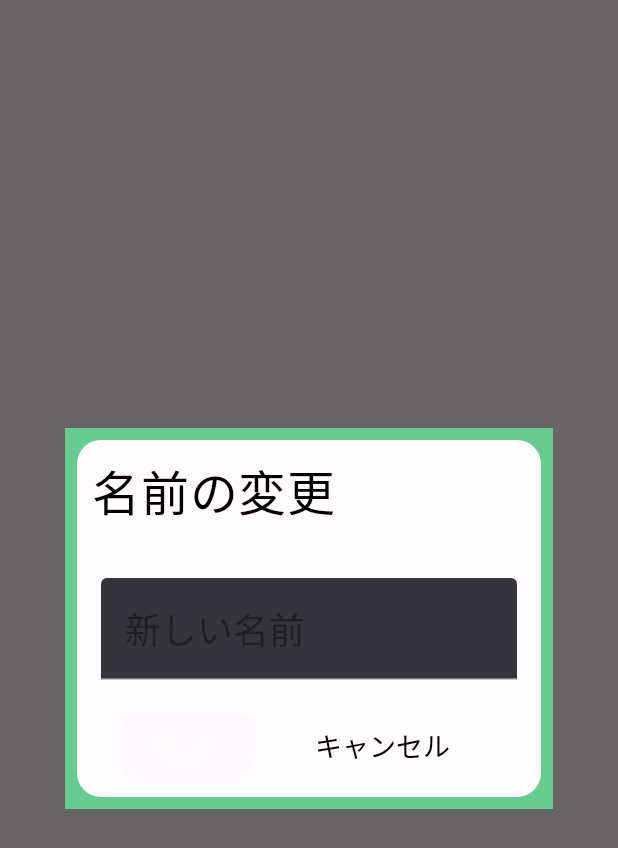
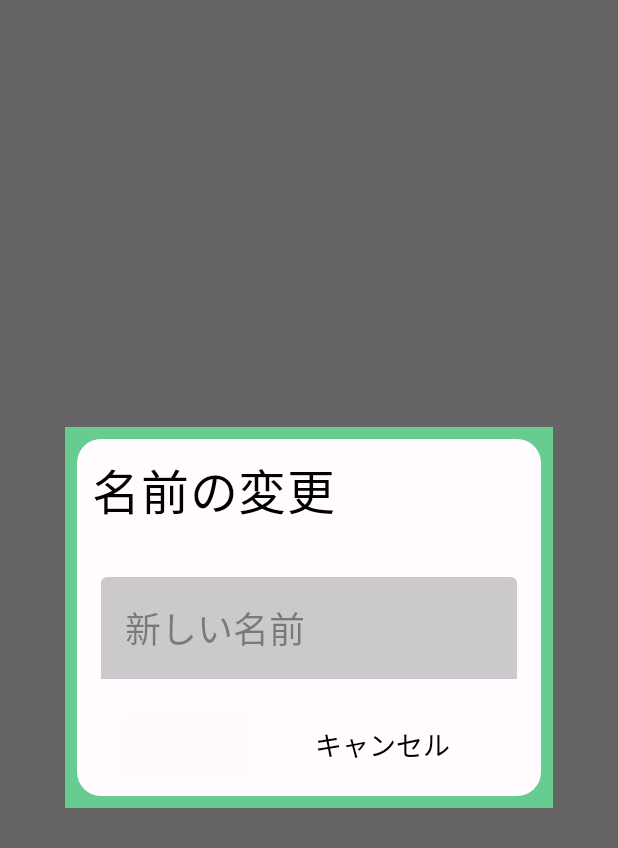
Before and after one commit to TYTTNTeam/ComikeApp, an Android app built with Jetpack Compose: the composable ChangeMapNameDialog called with empty values, on a phone screen of 412 x 824 dp. Shown: the top 848 px of the screen. Run offline under Robolectric (Android 15) with nearby library versions, the phone set to English and light mode, and no system bars.

Commit message:
ChangeMapNameDialog完成しました

```diff
--- a/app/src/main/java/com/example/comikeapp/ChangeMapNameDialog.kt
+++ b/app/src/main/java/com/example/comikeapp/ChangeMapNameDialog.kt
@@ -1,6 +1,5 @@
 package com.example.comikeapp
 
-import android.graphics.LightingColorFilter
 import androidx.compose.foundation.layout.Arrangement
 import androidx.compose.foundation.layout.Column
 import androidx.compose.foundation.layout.Row
@@ -23,11 +22,8 @@ import androidx.compose.ui.Alignment
 import androidx.compose.ui.Modifier
 import androidx.compose.ui.text.TextStyle
 import androidx.compose.ui.text.input.TextFieldValue
-import androidx.compose.ui.tooling.preview.Preview
 import androidx.compose.ui.unit.dp
 import androidx.compose.ui.unit.sp
-import androidx.compose.ui.window.Dialog
-import com.example.comikeapp.ui.theme.ComikeAppTheme
 
 @Composable
 fun ChangeMapNameDialog(mapName:String,
@@ -37,19 +33,17 @@ fun ChangeMapNameDialog(mapName:String,
     var text by remember {
         mutableStateOf(TextFieldValue(""))
     }
-    var bottonEnalsed by remember {
+    var buttonPenalised by remember {
         mutableStateOf(false)
     }
-
-    Dialog(onDismissRequest = { onNo() }) {
-        DialogBox {
+    DialogBox(onNo = onNo) {
         Column(
             verticalArrangement = Arrangement.Center,
             modifier = Modifier.fillMaxSize()
         ) {
             Text(
                 text = "名前の変更",
-                    modifier = Modifier.padding(start = 10.dp,top = 10.dp),
+                modifier = Modifier.padding(start = 10.dp, top = 10.dp),
                 fontSize = 32.sp
             )
             Text(
@@ -61,8 +55,15 @@ fun ChangeMapNameDialog(mapName:String,
                 value = text,
                 onValueChange = {
                     text = it
-                        bottonEnalsed = it.text.isNotEmpty()
+                    buttonPenalised = it.text.isNotEmpty()
                                 },
+                colors = TextFieldDefaults.colors(
+                    unfocusedContainerColor = MaterialTheme.colorScheme.onBackground.copy(0.2f),
+                    focusedContainerColor = MaterialTheme.colorScheme.onBackground.copy(0.2f),
+                    focusedTextColor = MaterialTheme.colorScheme.onBackground,
+                    unfocusedTextColor = MaterialTheme.colorScheme.onBackground,
+                    cursorColor = MaterialTheme.colorScheme.onBackground
+                ),
                 modifier = Modifier.padding(vertical = 10.dp, horizontal = 16.dp),
                 textStyle = TextStyle(fontSize = 24.sp),
                 singleLine = true,
@@ -73,7 +74,6 @@ fun ChangeMapNameDialog(mapName:String,
                         fontSize = 24.sp
                     )
                               },
-
                 )
             Row(
                 horizontalArrangement = Arrangement.spacedBy(16.dp),
@@ -81,7 +81,7 @@ fun ChangeMapNameDialog(mapName:String,
             ) {
                 Button(
                     onClick = { onYes(text.text) },
-                        enabled = bottonEnalsed,
+                    enabled = buttonPenalised,
                     modifier = Modifier.padding(start = 30.dp),
                     colors = ButtonDefaults.buttonColors(
                         containerColor = MaterialTheme.colorScheme.primary
@@ -95,8 +95,8 @@ fun ChangeMapNameDialog(mapName:String,
                     )
                     }
                 TextButton(
-                        onClick = { onNo() },
-                        modifier = Modifier.padding(vertical = 10.dp,horizontal = 15.dp)
+                    onClick = onNo,
+                    modifier = Modifier.padding(vertical = 10.dp, horizontal = 15.dp)
                 ) {
                     Text(
                         "キャンセル",
@@ -108,17 +108,3 @@ fun ChangeMapNameDialog(mapName:String,
         }
     }
 }
-}
-
-
-
-
-@Preview(showBackground = true, widthDp = 320, heightDp = 1000)
-@Composable
-fun PreviewChangeMapNameDialog() {
-    ComikeAppTheme(darkTheme = false) {
-        ChangeMapNameDialog(mapName = "地図1",
-            onYes = { /* 確認ボタンが押された時の動作 */ },
-            onNo = { /* キャンセルボタンが押された時の動作 */ })
-    }
-}
--- a/app/src/main/java/com/example/comikeapp/DialogBox.kt
+++ b/app/src/main/java/com/example/comikeapp/DialogBox.kt
@@ -7,7 +7,6 @@ import androidx.compose.foundation.layout.Box
 import androidx.compose.foundation.layout.IntrinsicSize
 import androidx.compose.foundation.layout.height
 import androidx.compose.foundation.layout.padding
-import androidx.compose.foundation.layout.size
 import androidx.compose.foundation.layout.width
 import androidx.compose.foundation.shape.RoundedCornerShape
 import androidx.compose.material3.MaterialTheme
@@ -23,19 +22,20 @@ import androidx.compose.ui.layout.onGloballyPositioned
 import androidx.compose.ui.platform.LocalConfiguration
 import androidx.compose.ui.unit.dp
 import androidx.compose.ui.unit.toSize
-import com.example.comikeapp.ui.theme.ComikeAppTheme
+import androidx.compose.ui.window.Dialog
 
 @Composable
 fun DialogBox(
-    content: @Composable () -> Unit
-) {
+    onNo: () -> Unit,
+    content: @Composable () -> Unit,
+    ) {
     val configuration = LocalConfiguration.current
     val screenWidth = configuration.screenWidthDp.dp
     var contentSize by remember { mutableStateOf(Size.Zero) }
-
+    Dialog(onDismissRequest = onNo) {
     Box(
         modifier = Modifier
-            .size(screenWidth)
+            .width(screenWidth)
             .padding(8.dp),
         contentAlignment = Alignment.Center
     ) {
@@ -55,8 +55,9 @@ fun DialogBox(
                     .onGloballyPositioned { coordinates ->
                         contentSize = coordinates.size.toSize()
                     }
-            ) {
+            )   {
                 content()
+                }
             }
         }
     }
```
Lines whose indentation alone changed are shown as unchanged.
